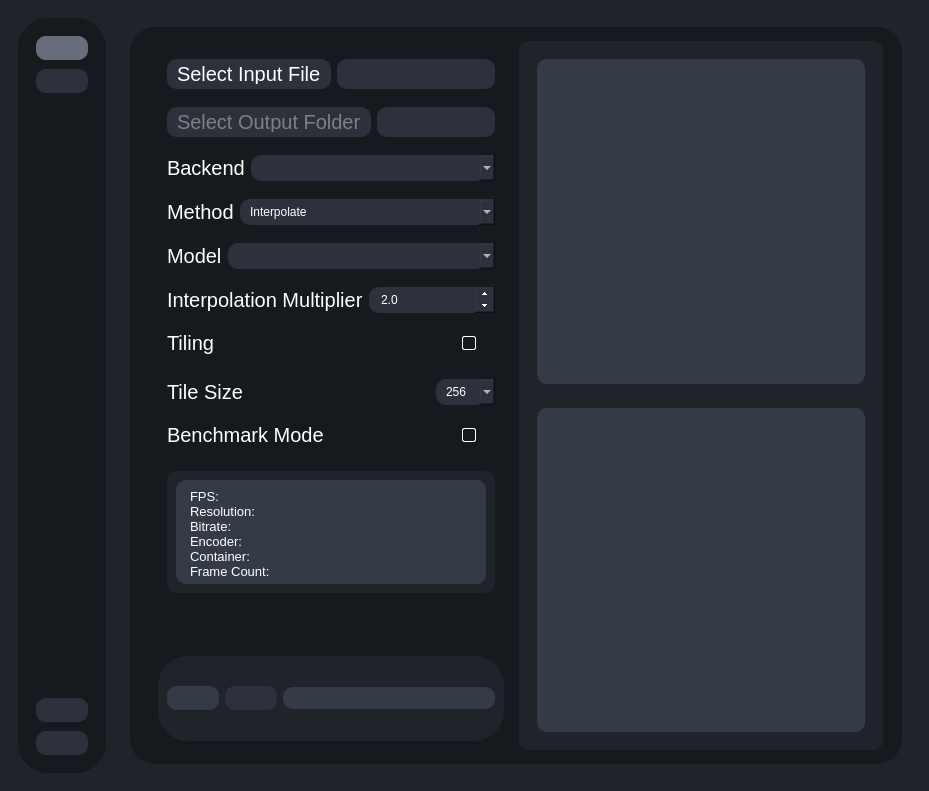
Old version of the form testRVEInterface.ui in the repository TNTwise/REAL-Video-Enhancer.
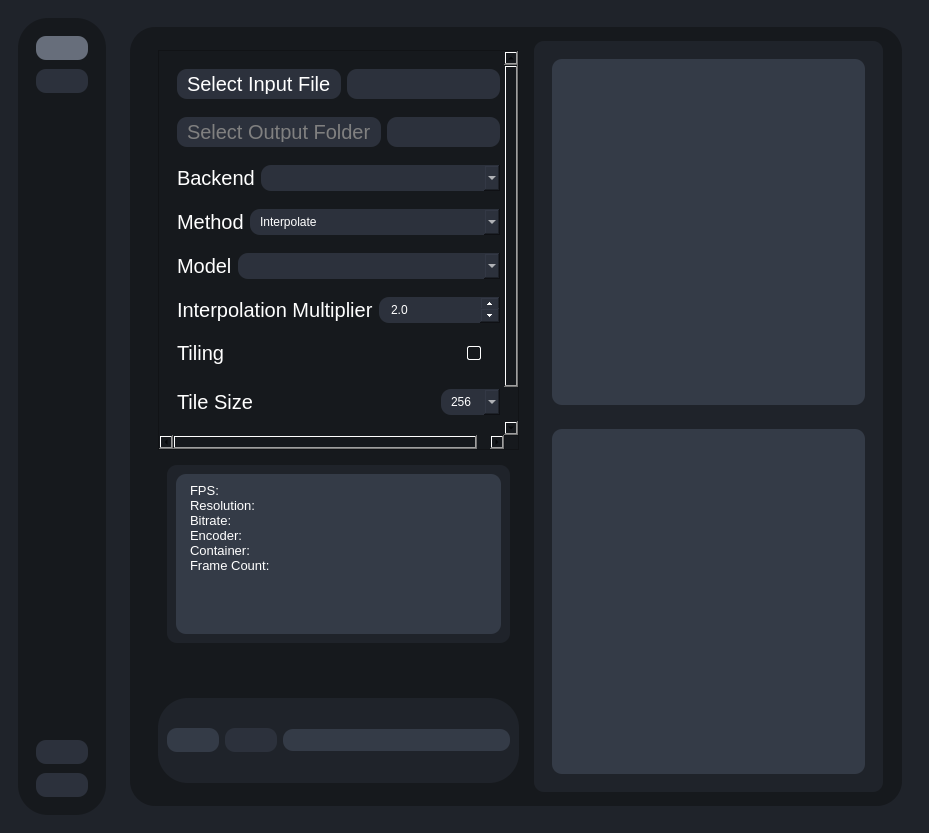
New version of the form. The open tabs and pages were chosen to show the change. Icons and pictures are not drawn.

```diff
--- a/testRVEInterface.ui
+++ b/testRVEInterface.ui
@@ -7,7 +7,7 @@
     <x>0</x>
     <y>0</y>
     <width>929</width>
-    <height>791</height>
+    <height>801</height>
    </rect>
   </property>
   <property name="windowTitle">
@@ -335,6 +335,27 @@
                 </property>
                 <layout class="QVBoxLayout" name="verticalLayout_7">
                  <item>
+                  <widget class="QScrollArea" name="scrollArea_2">
+                   <property name="minimumSize">
+                    <size>
+                     <width>0</width>
+                     <height>400</height>
+                    </size>
+                   </property>
+                   <property name="widgetResizable">
+                    <bool>true</bool>
+                   </property>
+                   <widget class="QWidget" name="scrollAreaWidgetContents_2">
+                    <property name="geometry">
+                     <rect>
+                      <x>0</x>
+                      <y>0</y>
+                      <width>378</width>
+                      <height>426</height>
+                     </rect>
+                    </property>
+                    <layout class="QGridLayout" name="gridLayout_4">
+                     <item row="0" column="0">
                   <widget class="QWidget" name="processSettingsContainer" native="true">
                    <layout class="QVBoxLayout" name="verticalLayout_17">
                     <property name="spacing">
@@ -390,6 +411,12 @@
                            <height>30</height>
                           </size>
                          </property>
+                             <property name="maximumSize">
+                              <size>
+                               <width>16777215</width>
+                               <height>30</height>
+                              </size>
+                             </property>
                          <property name="readOnly">
                           <bool>false</bool>
                          </property>
@@ -442,6 +469,12 @@
                            <height>30</height>
                           </size>
                          </property>
+                             <property name="maximumSize">
+                              <size>
+                               <width>16777215</width>
+                               <height>30</height>
+                              </size>
+                             </property>
                         </widget>
                        </item>
                       </layout>
@@ -476,6 +509,12 @@
                            <height>0</height>
                           </size>
                          </property>
+                             <property name="maximumSize">
+                              <size>
+                               <width>16777215</width>
+                               <height>30</height>
+                              </size>
+                             </property>
                         </widget>
                        </item>
                       </layout>
@@ -510,6 +549,12 @@
                            <height>0</height>
                           </size>
                          </property>
+                             <property name="maximumSize">
+                              <size>
+                               <width>16777215</width>
+                               <height>30</height>
+                              </size>
+                             </property>
                          <item>
                           <property name="text">
                            <string>Interpolate</string>
@@ -554,6 +599,12 @@
                            <height>0</height>
                           </size>
                          </property>
+                             <property name="maximumSize">
+                              <size>
+                               <width>16777215</width>
+                               <height>30</height>
+                              </size>
+                             </property>
                         </widget>
                        </item>
                       </layout>
@@ -585,6 +636,12 @@
                            <verstretch>0</verstretch>
                           </sizepolicy>
                          </property>
+                             <property name="maximumSize">
+                              <size>
+                               <width>16777215</width>
+                               <height>30</height>
+                              </size>
+                             </property>
                          <property name="buttonSymbols">
                           <enum>QAbstractSpinBox::ButtonSymbols::UpDownArrows</enum>
                          </property>
@@ -815,12 +872,22 @@
                    </layout>
                   </widget>
                  </item>
+                    </layout>
+                   </widget>
+                  </widget>
+                 </item>
                  <item>
                   <widget class="QWidget" name="widget_2" native="true">
+                   <property name="sizePolicy">
+                    <sizepolicy hsizetype="Preferred" vsizetype="Maximum">
+                     <horstretch>0</horstretch>
+                     <verstretch>0</verstretch>
+                    </sizepolicy>
+                   </property>
                    <property name="maximumSize">
                     <size>
                      <width>16777215</width>
-                     <height>140</height>
+                     <height>250</height>
                     </size>
                    </property>
                    <layout class="QVBoxLayout" name="verticalLayout_13">
@@ -829,13 +896,13 @@
                       <property name="minimumSize">
                        <size>
                         <width>0</width>
-                        <height>40</height>
+                        <height>60</height>
                        </size>
                       </property>
                       <property name="maximumSize">
                        <size>
                         <width>16777215</width>
-                        <height>140</height>
+                        <height>300</height>
                        </size>
                       </property>
                       <property name="styleSheet">
```
Left out of the diff: 4 changed lines with no effect on the pictures. Lines whose indentation alone changed are shown as unchanged.
